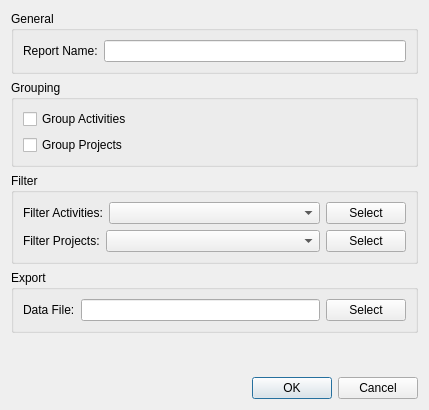
Before: the Qt Designer form src/dontpanik/kpart/core/ui/editreporttypedialog.ui in frankHa/dontpanic, drawn with Qt 5.
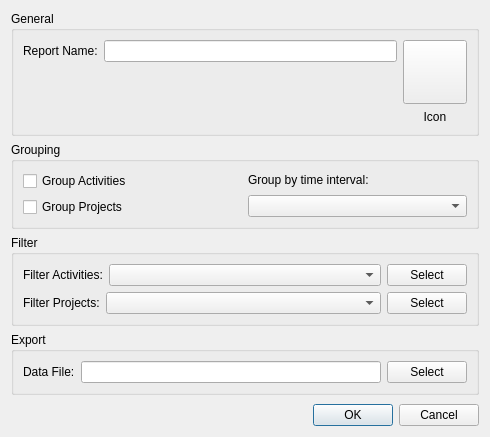
After: the same form once the commit is applied. Custom widgets are drawn as their Qt base class.

Commit message: -extended Report Type dialog

Diff of the .ui file:
```diff
--- a/src/dontpanik/kpart/core/ui/editreporttypedialog.ui
+++ b/src/dontpanik/kpart/core/ui/editreporttypedialog.ui
@@ -6,8 +6,8 @@
    <rect>
     <x>0</x>
     <y>0</y>
-    <width>429</width>
-    <height>410</height>
+    <width>490</width>
+    <height>437</height>
    </rect>
   </property>
   <property name="windowTitle">
@@ -19,18 +19,86 @@
      <property name="title">
       <string>General</string>
      </property>
-     <layout class="QFormLayout" name="formLayout">
+     <layout class="QGridLayout" name="gridLayout">
       <item row="0" column="0">
+       <layout class="QHBoxLayout" name="horizontalLayout_4">
+        <item>
        <widget class="QLabel" name="label">
         <property name="text">
          <string>Report Name:</string>
         </property>
        </widget>
       </item>
-      <item row="0" column="1">
+        <item>
        <widget class="QLineEdit" name="lineEdit"/>
       </item>
      </layout>
+      </item>
+      <item row="0" column="1" rowspan="2">
+       <layout class="QVBoxLayout" name="verticalLayout_4">
+        <item>
+         <widget class="KIconButton" name="icon">
+          <property name="sizePolicy">
+           <sizepolicy hsizetype="Minimum" vsizetype="Minimum">
+            <horstretch>0</horstretch>
+            <verstretch>0</verstretch>
+           </sizepolicy>
+          </property>
+          <property name="minimumSize">
+           <size>
+            <width>64</width>
+            <height>64</height>
+           </size>
+          </property>
+          <property name="sizeIncrement">
+           <size>
+            <width>0</width>
+            <height>0</height>
+           </size>
+          </property>
+          <property name="baseSize">
+           <size>
+            <width>0</width>
+            <height>0</height>
+           </size>
+          </property>
+          <property name="text">
+           <string/>
+          </property>
+          <property name="strictIconSize">
+           <bool>false</bool>
+          </property>
+         </widget>
+        </item>
+        <item>
+         <widget class="QLabel" name="label_5">
+          <property name="text">
+           <string>Icon</string>
+          </property>
+          <property name="alignment">
+           <set>Qt::AlignCenter</set>
+          </property>
+         </widget>
+        </item>
+       </layout>
+      </item>
+      <item row="1" column="0">
+       <spacer name="verticalSpacer_2">
+        <property name="orientation">
+         <enum>Qt::Vertical</enum>
+        </property>
+        <property name="sizeType">
+         <enum>QSizePolicy::Fixed</enum>
+        </property>
+        <property name="sizeHint" stdset="0">
+         <size>
+          <width>20</width>
+          <height>37</height>
+         </size>
+        </property>
+       </spacer>
+      </item>
+     </layout>
     </widget>
    </item>
    <item>
@@ -38,6 +106,8 @@
      <property name="title">
       <string>Grouping</string>
      </property>
+     <layout class="QHBoxLayout" name="horizontalLayout_5">
+      <item>
      <layout class="QVBoxLayout" name="verticalLayout">
       <item>
        <widget class="QCheckBox" name="checkBox">
@@ -54,6 +124,22 @@
        </widget>
       </item>
      </layout>
+      </item>
+      <item>
+       <layout class="QVBoxLayout" name="verticalLayout_5">
+        <item>
+         <widget class="QLabel" name="label_6">
+          <property name="text">
+           <string>Group by time interval:</string>
+          </property>
+         </widget>
+        </item>
+        <item>
+         <widget class="QComboBox" name="timeinterval"/>
+        </item>
+       </layout>
+      </item>
+     </layout>
     </widget>
    </item>
    <item>
@@ -172,6 +258,13 @@
    </item>
   </layout>
  </widget>
+ <customwidgets>
+  <customwidget>
+   <class>KIconButton</class>
+   <extends>QPushButton</extends>
+   <header>kicondialog.h</header>
+  </customwidget>
+ </customwidgets>
  <resources/>
  <connections>
   <connection>
```
Lines whose indentation alone changed are shown as unchanged.
